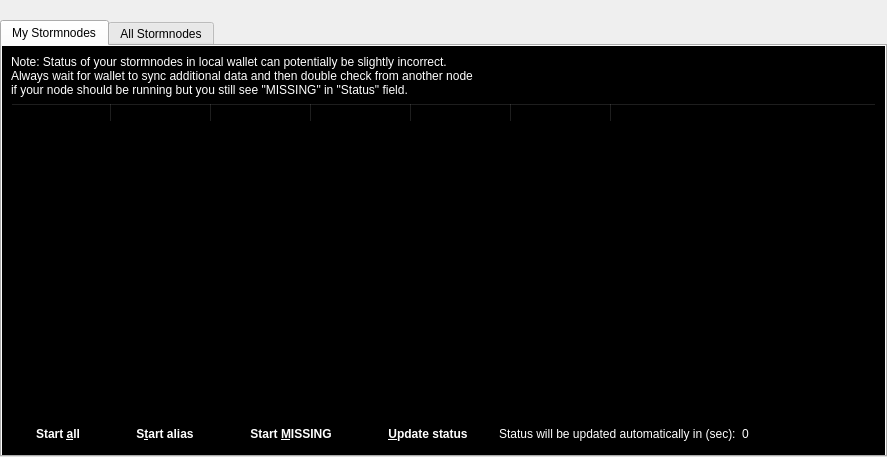
Qt form src/qt/forms/stormnodelist.ui (duality-solutions/Dynamic) before a commit.
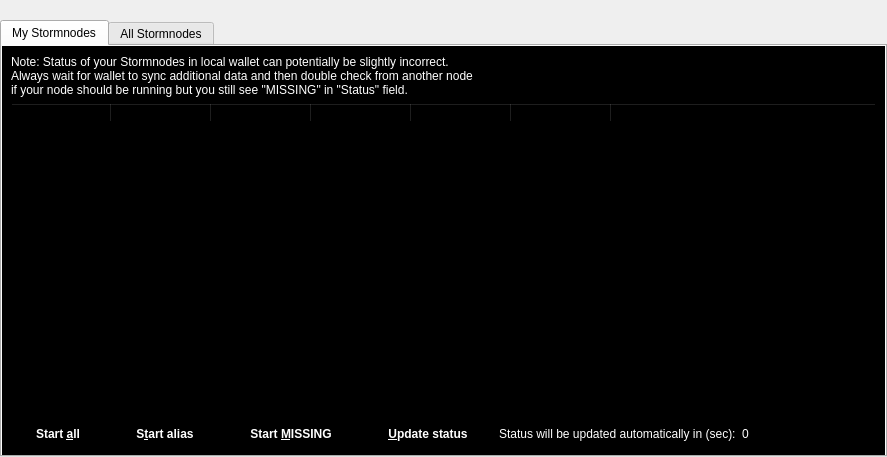
The same form after that commit.

Commit message: stormnode->Stormnode string changes, just locale files todo

Patch:
```diff
--- a/src/qt/forms/stormnodelist.ui
+++ b/src/qt/forms/stormnodelist.ui
@@ -80,7 +80,7 @@
 color: rgb(255, 255, 255);</string>
                </property>
                <property name="text">
-                <string>Note: Status of your stormnodes in local wallet can potentially be slightly incorrect.&lt;br /&gt;Always wait for wallet to sync additional data and then double check from another node&lt;br /&gt;if your node should be running but you still see &quot;MISSING&quot; in &quot;Status&quot; field.</string>
+                <string>Note: Status of your Stormnodes in local wallet can potentially be slightly incorrect.&lt;br /&gt;Always wait for wallet to sync additional data and then double check from another node&lt;br /&gt;if your node should be running but you still see &quot;MISSING&quot; in &quot;Status&quot; field.</string>
                </property>
               </widget>
              </item>
```
Left out of the diff: 2 changed lines with no effect on the pictures. The commit also changes 44 other files.
